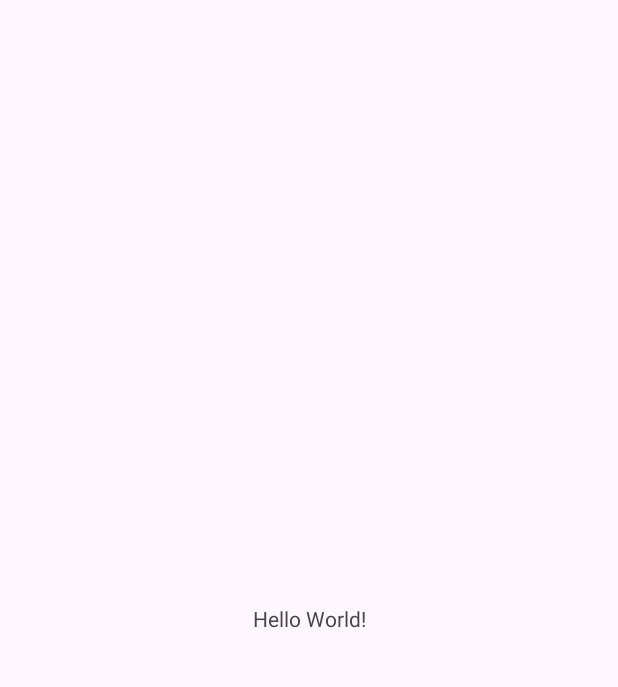
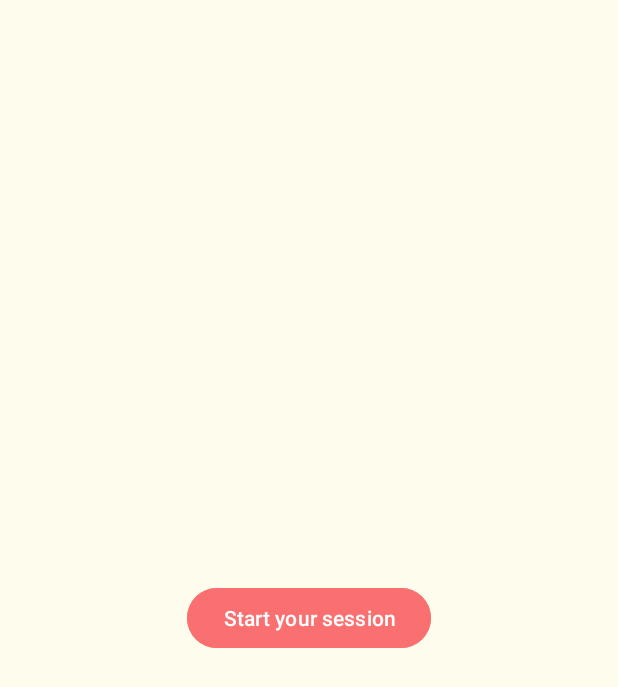
Before and after one commit to codebyvigneshshankar/Focusmate, an Android app: the screen it shows after launch (MainActivity), on a phone screen of 412 x 824 dp. Before the commit the part shown is almost empty. Shown: the top 687 px of the screen. Run offline under Robolectric (Android 15) with nearby library versions, the phone set to English and light mode, and no system bars.

```diff
--- a/app/build.gradle.kts
+++ b/app/build.gradle.kts
@@ -4,12 +4,12 @@ plugins {
 
 android {
     namespace = "com.vigneshshankar.focusmate"
-    compileSdk = 35
+    compileSdk = 36
 
     defaultConfig {
         applicationId = "com.vigneshshankar.focusmate"
         minSdk = 30
-        targetSdk = 35
+        targetSdk = 36
         versionCode = 1
         versionName = "1.0"
 
--- a/app/src/main/java/com/vigneshshankar/focusmate/MainActivity.java
+++ b/app/src/main/java/com/vigneshshankar/focusmate/MainActivity.java
@@ -1,6 +1,10 @@
 package com.vigneshshankar.focusmate;
 
 import android.os.Bundle;
+import android.os.CountDownTimer;
+import android.view.View;
+import android.widget.Button;
+import android.widget.TextView;
 
 import androidx.activity.EdgeToEdge;
 import androidx.appcompat.app.AppCompatActivity;
@@ -10,6 +14,27 @@ import androidx.core.view.WindowInsetsCompat;
 
 public class MainActivity extends AppCompatActivity {
 
+    private int sessionCounter;
+    private Boolean isStudyPhase = true;
+    private Boolean isTimerRunning = false;
+    private Button sessionStartBtn;
+    private TextView sessionCompletedTv;
+    private TextView motivationalQuoteTv;
+
+    private final String[] quotes = {
+            "Believe you can and you're halfway there.",
+            "Focus on being productive instead of busy.",
+            "Don't watch the clock; do what it does. Keep going.",
+            "Success is the sum of small efforts repeated daily.",
+            "Push yourself, because no one else is going to do it for you."
+    };
+
+
+//    private final long STUDY_DURATION = 20 * 60 * 1000;
+//    private final long BREAK_DURATION = 5 * 60 * 1000;
+
+    private final long STUDY_DURATION = 10 * 1000; // 10 seconds study
+    private final long BREAK_DURATION = 5 * 1000;  // 5 seconds break
     @Override
     protected void onCreate(Bundle savedInstanceState) {
         super.onCreate(savedInstanceState);
@@ -20,5 +45,91 @@ public class MainActivity extends AppCompatActivity {
             v.setPadding(systemBars.left, systemBars.top, systemBars.right, systemBars.bottom);
             return insets;
         });
+
+        sessionStartBtn = findViewById(R.id.session_start_bt);
+        sessionCompletedTv = findViewById(R.id.session_completed_tv);
+        motivationalQuoteTv = findViewById(R.id.motivation_quote_tv);
+
+        sessionCompletedTv.setVisibility(View.GONE);
+
+        sessionStartBtn.setOnClickListener(v -> {
+            if(isTimerRunning){
+                return;
+            }
+
+            isTimerRunning = true;
+
+            if(isStudyPhase){
+                sessionStartBtn.setText("Starting Studying");
+                startTimer(STUDY_DURATION);
+                sessionStartBtn.setClickable(false);
+            }else{
+                sessionStartBtn.setText("Have a Snack");
+                startTimer(BREAK_DURATION);
+                sessionStartBtn.setClickable(false);
+            }
+
+        });
+    }
+
+    private void startTimer(long durationMillis){
+        CountDownTimer countDownTimer = new CountDownTimer(durationMillis, 1000) {
+            @Override
+            public void onTick(long l) {
+                sessionStartBtn.setText(formatTime(l));
+            }
+            @Override
+            public void onFinish() {
+                if(isStudyPhase){
+                    isStudyPhase = false;
+                    sessionStartBtn.setText("Starting Break...");
+                }else{
+                    isStudyPhase = true;
+                    sessionCounter++;
+
+                    sessionStartBtn.setVisibility(View.GONE);
+                    sessionCompletedTv.setVisibility(View.GONE);
+
+                    int randomIndex = (int) Math.random() * quotes.length;
+                    motivationalQuoteTv.setText(quotes[randomIndex]);
+                    motivationalQuoteTv.setVisibility(View.VISIBLE);
+
+                    new CountDownTimer(5000, 1000){
+                        @Override
+                        public void onTick(long l) {
+                        }
+
+                        @Override
+                        public void onFinish() {
+                            motivationalQuoteTv.setVisibility(View.GONE);
+
+                            sessionCompletedTv.setText("Congratulations! Session " + sessionCounter + " Completed");
+                            sessionCompletedTv.setVisibility(View.VISIBLE);
+
+                            sessionStartBtn.setText("Start Next Session?");
+                            sessionStartBtn.setVisibility(View.VISIBLE);
+                        }
+                    }.start();
+                }
+                isTimerRunning = false;
+                sessionStartBtn.setClickable(true);
+            }
+
+
+        };
+        countDownTimer.start();
+    }
+
+    private String formatTime(long millis){
+        long totalSeconds = millis / 1000;
+        long hours = totalSeconds / 3600;
+        long minutes = (totalSeconds % 3600) / 60;
+        long seconds = totalSeconds % 60;
+
+        if(hours > 0)
+            return String.format("%02d:%02d:%02d", hours, minutes, seconds);
+        else
+            return String.format("%02d:%02d", minutes, seconds);
+
     }
 }
--- a/app/src/main/res/layout/activity_main.xml
+++ b/app/src/main/res/layout/activity_main.xml
@@ -5,12 +5,39 @@
     android:id="@+id/main"
     android:layout_width="match_parent"
     android:layout_height="match_parent"
+    android:background="#FEFDED"
     tools:context=".MainActivity">
 
-    <TextView
+    <Button
+        android:id="@+id/session_start_bt"
         android:layout_width="wrap_content"
         android:layout_height="wrap_content"
-        android:text="Hello World!"
+        android:backgroundTint="#FA7070"
+        android:text="Start your session"
+        app:layout_constraintBottom_toBottomOf="parent"
+        app:layout_constraintEnd_toEndOf="parent"
+        app:layout_constraintStart_toStartOf="parent"
+        app:layout_constraintTop_toTopOf="parent" />
+
+    <TextView
+        android:id="@+id/session_completed_tv"
+        android:layout_width="wrap_content"
+        android:layout_height="wrap_content"
+        android:text="Session Completed"
+        android:textSize="20sp"
+        android:layout_marginTop="20dp"
+        android:visibility="invisible"
+        app:layout_constraintEnd_toEndOf="@+id/session_start_bt"
+        app:layout_constraintStart_toStartOf="@+id/session_start_bt"
+        app:layout_constraintTop_toBottomOf="@+id/session_start_bt" />
+
+    <TextView
+        android:id="@+id/motivation_quote_tv"
+        android:layout_width="wrap_content"
+        android:layout_height="wrap_content"
+        android:text="Motivation Quotes!"
+        android:textSize="30sp"
+        android:visibility="invisible"
         app:layout_constraintBottom_toBottomOf="parent"
         app:layout_constraintEnd_toEndOf="parent"
         app:layout_constraintStart_toStartOf="parent"
--- a/gradle/libs.versions.toml
+++ b/gradle/libs.versions.toml
@@ -1,5 +1,5 @@
 [versions]
-agp = "8.8.2"
+agp = "8.13.0"
 junit = "4.13.2"
 junitVersion = "1.3.0"
 espressoCore = "3.7.0"
```
Also changed, not shown: gradle/wrapper/gradle-wrapper.properties.
